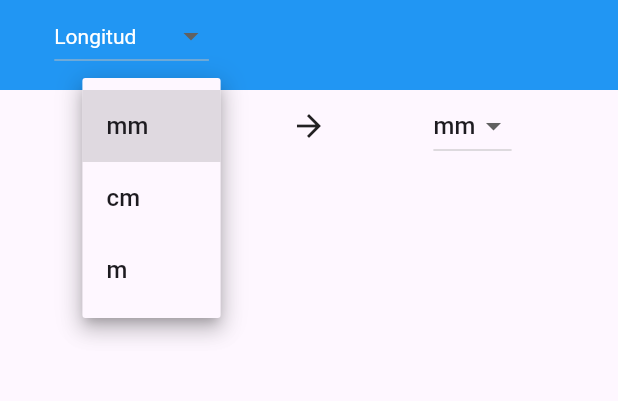
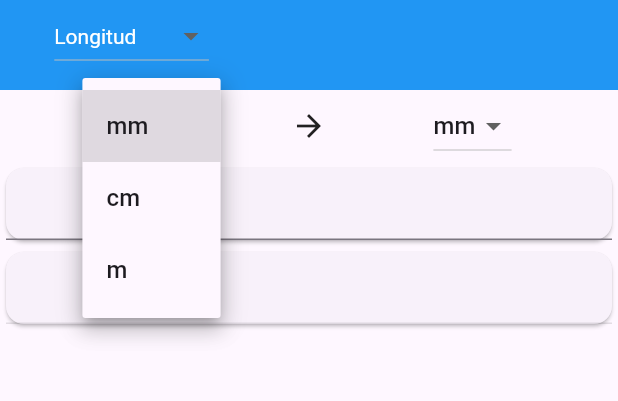
Before and after one commit to RaymundoSantorski/flutter_unit_converter, a Flutter app: the screen it shows after launch, after a tap on "mm", on a phone screen of 412 x 824 dp, the part 60-461 px from its top. Run offline on Flutter 3.47's test engine with Material 3 defaults, Android fonts, the phone set to English and light mode, and no system bars.

Commit message:
refactor: structure change in length classes and dropdown logic

```diff
--- a/lib/screens/length_screen.dart
+++ b/lib/screens/length_screen.dart
@@ -9,49 +9,59 @@ class LengthScreen extends StatefulWidget {
 }
 
 class _LengthScreenState extends State<LengthScreen> {
-  LengthModels fromUnit = LengthModels.mm;
-  LengthModels toUnit = LengthModels.mm;
+  Type fromType = Millimeter;
+  Type toType = Millimeter;
 
-  void setFromUnit(LengthModels? value) {
+  @override
+  Widget build(BuildContext context) {
+    TextEditingController fromController = TextEditingController(text: '');
+    TextEditingController toController = TextEditingController(text: '');
+
+    void setFromType(Type? type) {
       setState(() {
-      fromUnit = value ?? LengthModels.mm;
+        fromType = type ?? Millimeter;
       });
     }
 
-  void setToUnit(LengthModels? value) {
+    void setToType(Type? type) {
       setState(() {
-      toUnit = value ?? LengthModels.mm;
+        toType = type ?? Millimeter;
       });
     }
 
-  @override
-  Widget build(BuildContext context) {
     return Column(
       children: [
         Row(
           mainAxisAlignment: MainAxisAlignment.spaceEvenly,
           children: [
-            DropdownButton(
-              value: fromUnit,
+            DropdownButton<Type>(
+              value: fromType,
               items: [
-                DropdownMenuItem(value: LengthModels.mm, child: Text('mm')),
-                DropdownMenuItem(value: LengthModels.cm, child: Text('cm')),
-                DropdownMenuItem(value: LengthModels.m, child: Text('m')),
+                DropdownMenuItem(value: Millimeter, child: Text('mm')),
+                DropdownMenuItem(value: Centimeter, child: Text('cm')),
+                DropdownMenuItem(value: Meter, child: Text('m')),
               ],
-              onChanged: setFromUnit,
+              onChanged: setFromType,
             ),
             Icon(Icons.arrow_forward),
-            DropdownButton(
-              value: toUnit,
+            DropdownButton<Type>(
+              value: toType,
               items: [
-                DropdownMenuItem(value: LengthModels.mm, child: Text('mm')),
-                DropdownMenuItem(value: LengthModels.cm, child: Text('cm')),
-                DropdownMenuItem(value: LengthModels.m, child: Text('m')),
+                DropdownMenuItem(value: Millimeter, child: Text('mm')),
+                DropdownMenuItem(value: Centimeter, child: Text('cm')),
+                DropdownMenuItem(value: Meter, child: Text('m')),
               ],
-              onChanged: setToUnit,
+              onChanged: setToType,
             ),
           ],
         ),
+        Card(
+          child: TextField(
+            keyboardType: TextInputType.number,
+            controller: fromController,
+          ),
+        ),
+        Card(child: TextField(controller: toController, enabled: false)),
       ],
     );
   }
```
Also changed, not shown: lib/models/length_model.dart (+53 -32 lines). Lines whose indentation alone changed are shown as unchanged.
